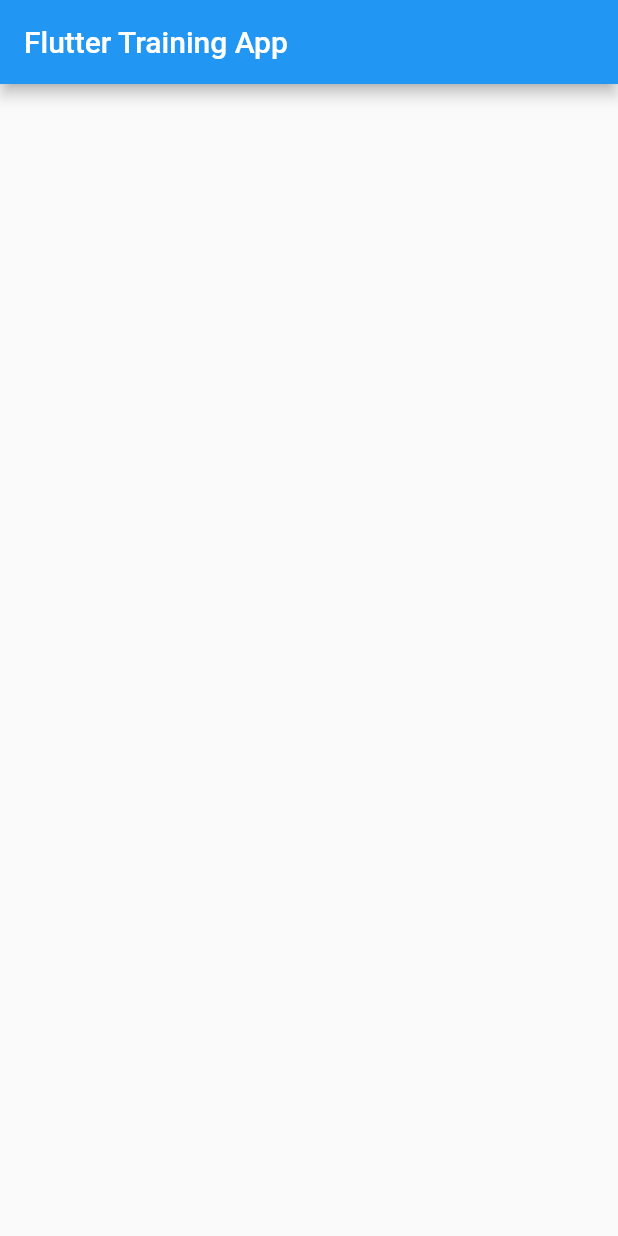
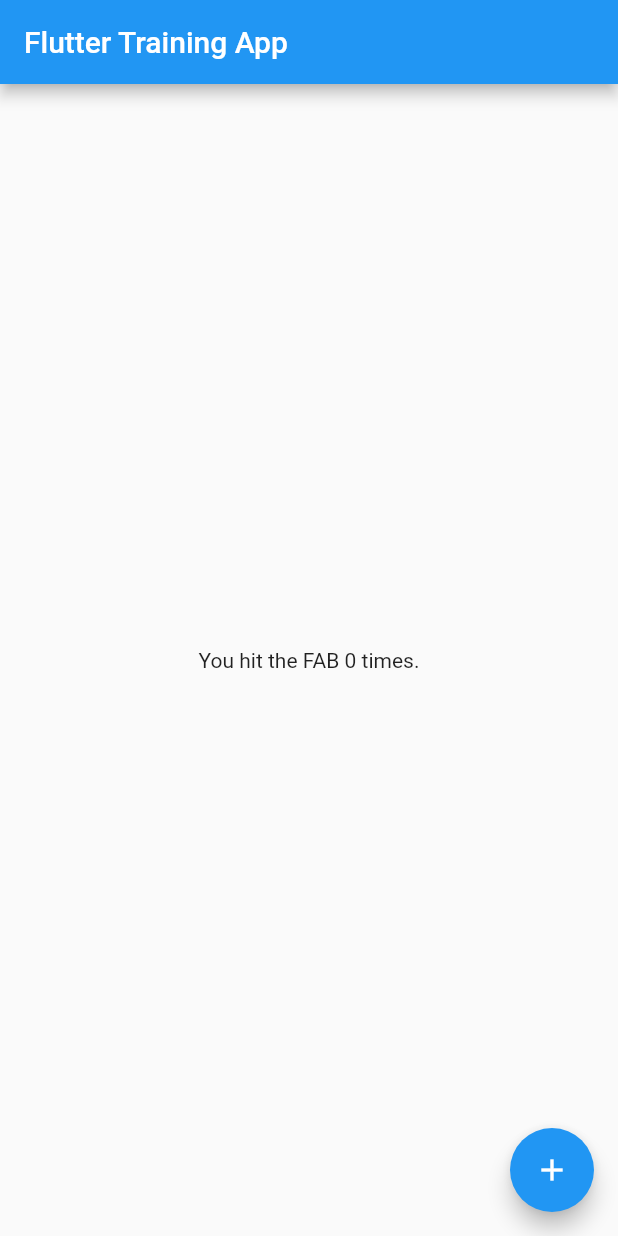
Before and after one commit to gabrielfvale/flutter_training, a Flutter app: the screen it shows after launch, on a phone screen of 412 x 824 dp. Run offline on Flutter 3.47's test engine with Material 2 defaults, Android fonts, the phone set to English and light mode, and no system bars.

```diff
--- a/lib/main.dart
+++ b/lib/main.dart
@@ -2,13 +2,33 @@ import 'package:flutter/material.dart';
 
 void main() => runApp(App());
 
-class App extends StatelessWidget {
+class App extends StatefulWidget {
+  @override
+  createState() => AppState();
+}
+
+class AppState extends State<App> {
+
+  int counter = 0;
+
   Widget build(BuildContext context) {
     return MaterialApp(
       home: Scaffold(
         appBar: AppBar(
           title: Text('Flutter Training App'),
         ),
+        floatingActionButton: FloatingActionButton(
+          onPressed: () => setState(() => counter++),
+          child: Icon(Icons.add),
+        ),
+        body: Center(
+          child: Column(
+            mainAxisAlignment: MainAxisAlignment.center,
+            children: <Widget>[
+              Text('You hit the FAB $counter times.')
+            ],
+          ),
+        ),
       ),
     );
   }
```
